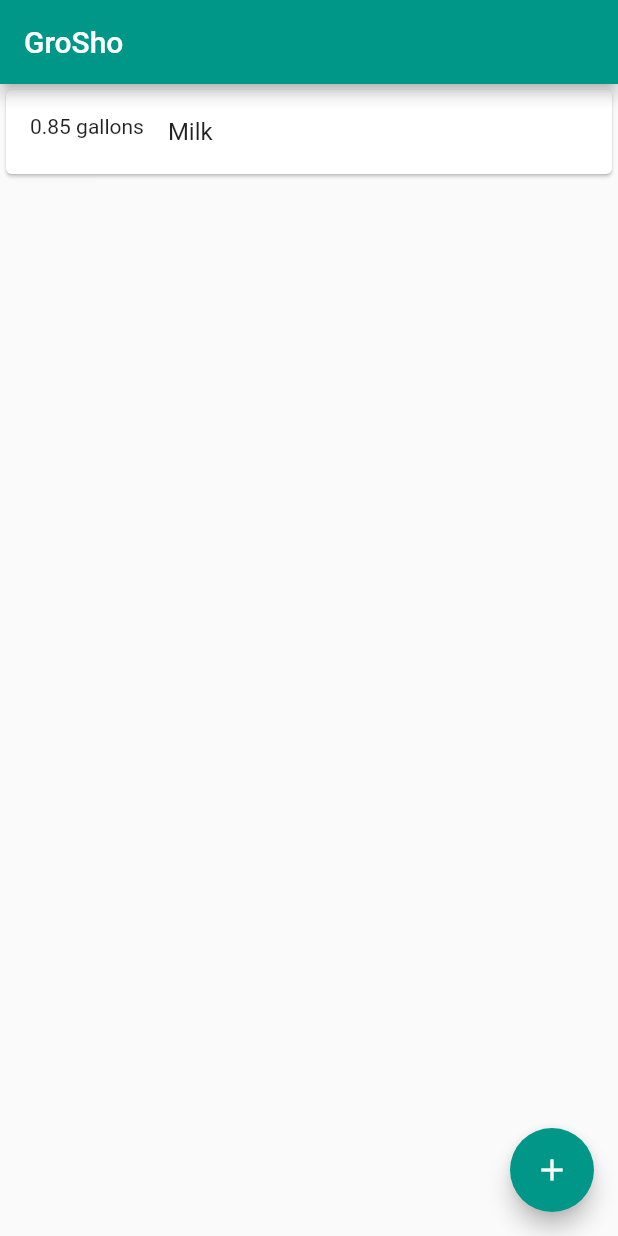
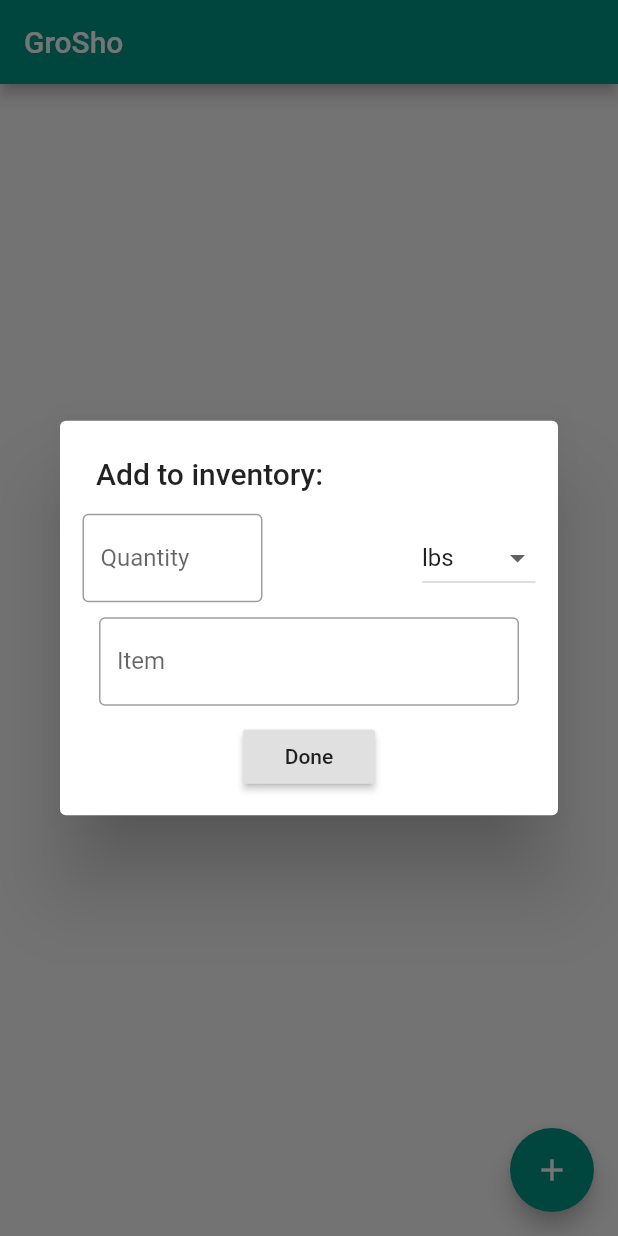
Before and after one commit to cpwilsonChico/GroSho, a Flutter app: the screen it shows after launch, after a tap on the "add" icon, on a phone screen of 412 x 824 dp. Run offline on Flutter 3.47's test engine with Material 2 defaults, Android fonts, the phone set to English and light mode, and no system bars.

Commit message:
Add button to add list items

```diff
--- a/lib/classes.dart
+++ b/lib/classes.dart
@@ -1,3 +1,5 @@
+import 'dart:collection';
+
 enum QuantityType {
   cups,
   cans,
@@ -7,32 +9,46 @@ enum QuantityType {
   fl_oz,
 }
 
+Map<String, QuantityType> strToQuantity = {
+  'cups': QuantityType.cups,
+  'cans': QuantityType.cans,
+  'gallons': QuantityType.gallons,
+  'ct': QuantityType.ct,
+  'lbs': QuantityType.lbs,
+  'fl_oz': QuantityType.fl_oz
+};
+
+String quantityToString(QuantityType q) {
+  switch (q) {
+    case QuantityType.cups:
+      return 'cups';
+    case QuantityType.cans:
+      return 'cans';
+    case QuantityType.gallons:
+      return 'gallons';
+    case QuantityType.ct:
+      return 'ct';
+    case QuantityType.lbs:
+      return 'lbs';
+    case QuantityType.fl_oz:
+      return 'fl oz';
+    default:
+      return '';
+  }
+
+}
+
 class GroceryItem {
   QuantityType q;
+  String id;
   String name;
   double amount;
 
   // syntactic sugar for init list
-  GroceryItem(this.q, this.name, this.amount);
+  GroceryItem(this.q, this.id, this.name, this.amount);
 
-  String getQuantityString() {
-    String ret = amount.toStringAsFixed(2) + ' ';
-    switch (q) {
-      case QuantityType.cups:
-        return ret + 'cups';
-      case QuantityType.cans:
-        return ret + 'cans';
-      case QuantityType.gallons:
-        return ret + 'gallons';
-      case QuantityType.ct:
-        return ret + 'ct';
-      case QuantityType.lbs:
-        return ret + 'lbs';
-      case QuantityType.fl_oz:
-        return ret + 'fl oz';
-      default:
-        return ret;
-    }
+  String getAsString() {
+    return amount.toStringAsFixed(2) + ' ' + quantityToString(q);
   }
   // image
 }
--- a/lib/main.dart
+++ b/lib/main.dart
@@ -30,12 +30,15 @@ class InventoryState extends State<HomePage> {
 
   List<GroceryItem> inventoryList;
   HashMap<String, int> quantityMap;
+  QuantityType curQuan;
+  String curQuanString;
 
   InventoryState() {
     // list of all foods in inventory
     inventoryList = new List<GroceryItem>();
     // map of food names to index in list
     quantityMap = new HashMap<String, int>();
+    curQuanString = quantityToString(QuantityType.fl_oz);
   }
 
   @override
@@ -46,7 +49,7 @@ class InventoryState extends State<HomePage> {
       ),
       body: _myListView(context),
       floatingActionButton: FloatingActionButton(
-        onPressed: () => addItem(),
+        onPressed: () => promptItem(context),
         child: Icon(Icons.add)
       ),
     );
@@ -59,23 +62,122 @@ class InventoryState extends State<HomePage> {
         return Card(
             child: ListTile(
                 title: Text(inventoryList[index].name),
-                leading: Text(inventoryList[index].getQuantityString())
+                leading: Text(inventoryList[index].getAsString())
             )
         );
       },
     );
   }
 
-  void addItem() {
+  void promptItem(BuildContext context) {
+    showDialog<Widget>(
+      context: context,
+      builder: (context) {
+        return SimpleDialog(
+          title: Text("Add to inventory:"),
+          contentPadding: EdgeInsets.all(15.0),
+          children: <Widget>[
+            PromptDialog(addToList: addItem),
+          ]
+        );
+      }
+    );
+  }
+
+  void addItem(GroceryItem item) {
     setState( () {
-      if (quantityMap.containsKey("Milk")) {
-        inventoryList[quantityMap["Milk"]].amount += 0.85;
-
+      if (quantityMap.containsKey(item.id)) {
+        inventoryList[quantityMap[item.id]].amount += item.amount;
       } else {
-        GroceryItem gi = new GroceryItem(QuantityType.gallons, "Milk", 0.85);
-        quantityMap["Milk"] = inventoryList.length;
-        inventoryList.add(gi);
+        quantityMap[item.id] = inventoryList.length;
+        inventoryList.add(item);
       }
     });
   }
 }
+
+// dialog must have its own state for dropdown to work
+class PromptDialog extends StatefulWidget {
+  PromptDialog({Key key, this.addToList}) : super(key: key);
+
+  // callback function to communicate with parent widget
+  // adds a grocery item to the inventory
+  final void Function(GroceryItem) addToList;
+
+  @override
+  PromptDialogState createState() => new PromptDialogState();
+}
+
+class PromptDialogState extends State<PromptDialog> {
+  String selectedString = quantityToString(QuantityType.lbs);
+  QuantityType selectedQ = QuantityType.lbs;
+  String item;
+  double amount;
+
+  @override
+  Widget build(BuildContext context) {
+    return Column(
+      mainAxisAlignment: MainAxisAlignment.spaceBetween,
+      children: <Widget>[
+        Row(
+          mainAxisAlignment: MainAxisAlignment.spaceBetween,
+            children: <Widget>[
+              SizedBox(
+                width: 120,
+                child: TextField(
+                    onChanged: (String input) {
+                      setState( () {
+                        amount = double.parse(input);
+                      });
+                    },
+                    keyboardType: TextInputType.number,
+                    decoration: InputDecoration(
+                        border: OutlineInputBorder(),
+                        labelText: 'Quantity'
+                    )
+                ),
+              ),
+              DropdownButton<String>(
+                items: QuantityType.values.map<DropdownMenuItem<String>>((QuantityType qt) {
+                  return DropdownMenuItem<String>(
+                    value: quantityToString(qt),
+                    child: Text(quantityToString(qt)),
+                  );
+                }).toList(),
+                onChanged: (String newValue) {
+                  setState(() {
+                    selectedString = newValue;
+                    selectedQ = strToQuantity[newValue];
+                  });
+                },
+                value: selectedString,
+              ),
+            ]
+        ),
+        SizedBox(height: 10),
+        SizedBox(
+          width: 280,
+          child: TextField(
+              onChanged: (String input) {
+                setState(() => item=input);
+              },
+              decoration: InputDecoration(
+                  border: OutlineInputBorder(),
+                  labelText: 'Item'
+              )
+          ),
+        ),
+        SizedBox(height: 10),
+        RaisedButton(
+          onPressed: () {
+            GroceryItem gi = new GroceryItem(selectedQ, item, item, amount);
+            widget.addToList(gi);
+            Navigator.pop(context);
+          },
+          child: Text("Done"),
+        )
+      ]
+    );
+
+  }
+}
```
